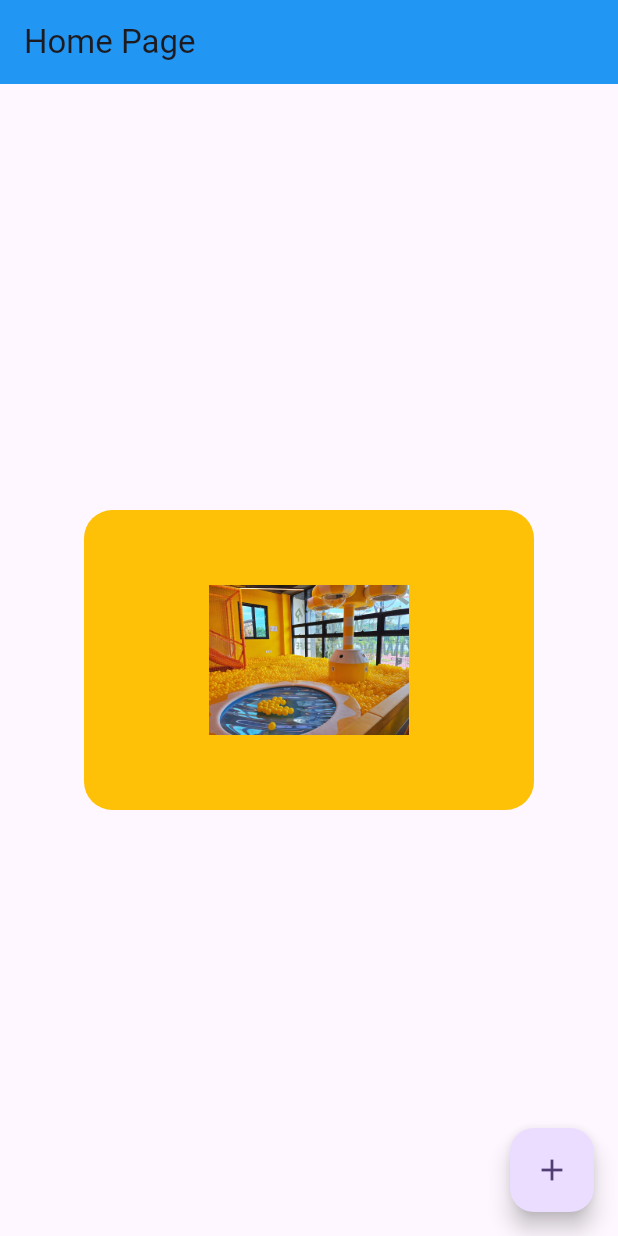
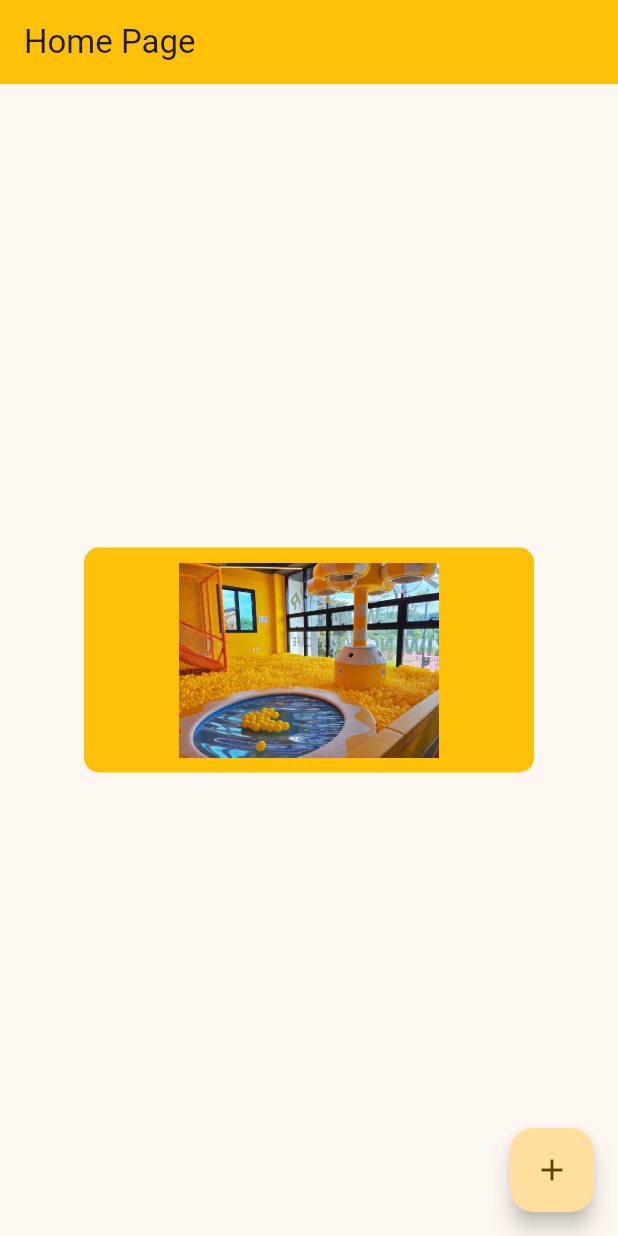
Before and after one commit to GoldencrowX/my_app_2, a Flutter app: the screen it shows after launch, on a phone screen of 412 x 824 dp. Run offline on Flutter 3.47's test engine with Material 3 defaults, Android fonts, the phone set to English and light mode, and no system bars.

Commit message:
first commit

```diff
--- a/lib/main.dart
+++ b/lib/main.dart
@@ -10,8 +10,10 @@ class MyApp extends StatelessWidget {
   @override
   Widget build(BuildContext context) {
     return MaterialApp(
+      title: 'My Awesome App',
+      debugShowCheckedModeBanner: false,
       theme: ThemeData(
-        colorScheme: ColorScheme.fromSeed(seedColor: Colors.deepPurple),
+        colorScheme: ColorScheme.fromSeed(seedColor: Colors.amber),
         useMaterial3: true,
       ),
       home: const MyHomePage(),
@@ -27,32 +29,20 @@ class MyHomePage extends StatelessWidget {
     return Scaffold(
       appBar: AppBar(
         title: const Text('Home Page'),
-        backgroundColor: Colors.blue,
+        backgroundColor: Colors.amber,
       ),
-
       body: Center(
         child: Container(
-          padding: EdgeInsets.all(50.0),
-          width: 300.0,
-          height: 200.0,
+          padding: EdgeInsets.all(10),
+          width: 300,
+          height: 150,
           decoration: BoxDecoration(
             color: Colors.amber,
-            borderRadius: BorderRadius.horizontal(
-              right: Radius.circular(19.0),
-              left: Radius.circular(19.0),
-            ),
+            borderRadius: BorderRadius.circular(10),
           ),
-          child: Center(
-            child: Image.asset(
-              'assets/images/IMG.jpg',
-              width: 150,
-
-              fit: BoxFit.contain,
-            ),
-          ),
+          child: Center(child: Image.asset('assets/images/IMG.jpg')),
         ),
       ),
-
       floatingActionButton: FloatingActionButton(
         onPressed: () {
           print('FAB Pressed!');
```
